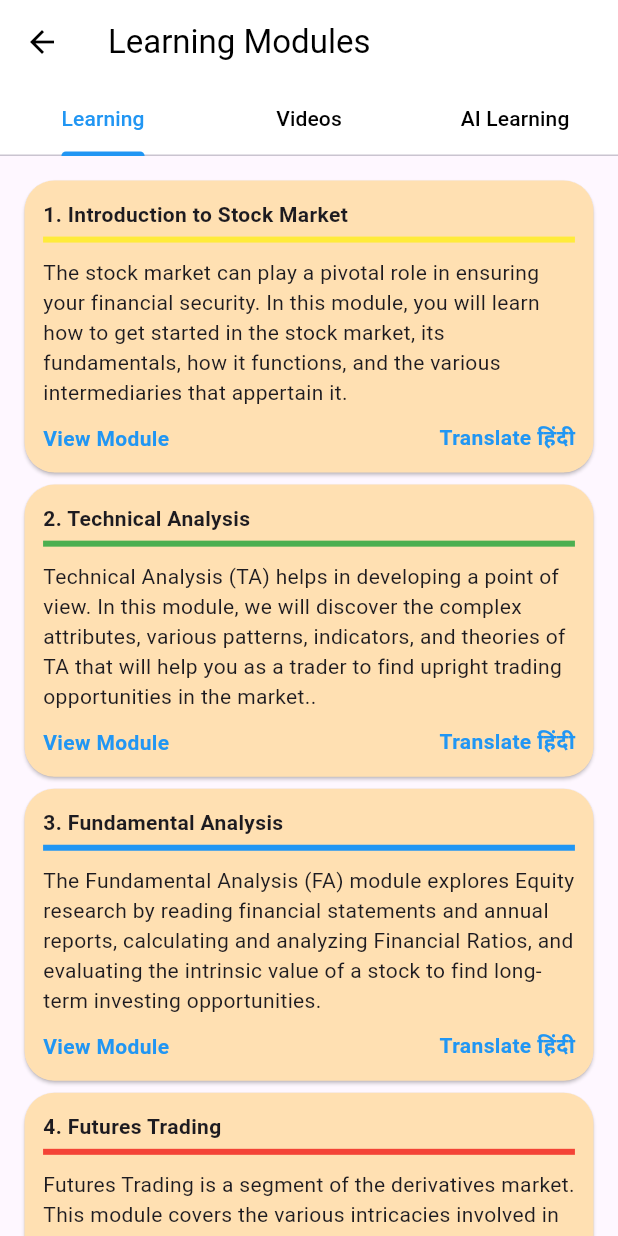
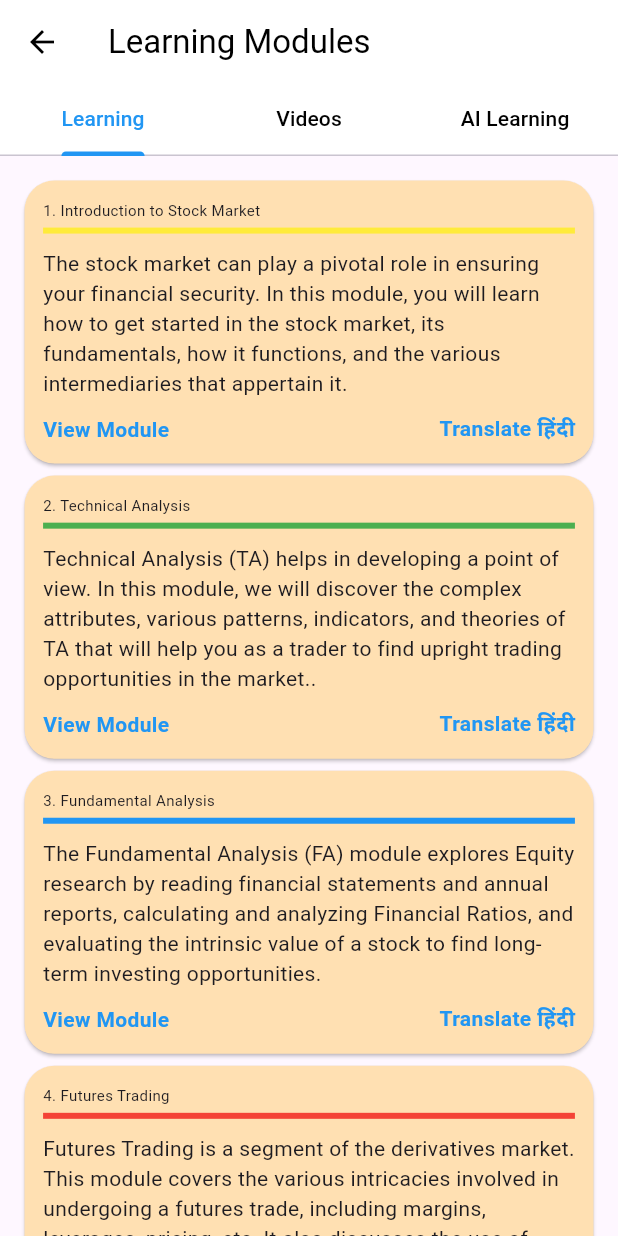
Before and after one commit to shubh865/Money-Mentor, a Flutter app: the PayScreen screen opened directly, on a phone screen of 412 x 824 dp. Run offline on Flutter 3.47's test engine with Material 3 defaults, Android fonts, the phone set to English and light mode, and no system bars; our stand-ins replace fl_chart, flutter_svg, go_router, google_fonts; missing offline and left inert: size_config.

```diff
--- a/app/lib/pages/EducateScreen.dart
+++ b/app/lib/pages/EducateScreen.dart
@@ -1,5 +1,6 @@
 import 'package:bob_hacks/constants/sizeconfig.dart';
 import 'package:bob_hacks/models/findata.dart';
+import 'package:bob_hacks/utils/ui_utils/text/typography.dart';
 import 'package:flutter/material.dart';
 
 class PayScreen extends StatelessWidget {
@@ -51,7 +52,7 @@ class PayScreen extends StatelessWidget {
               children: [
                 Text(
                   "${index + 1}. ${Modules.modules[index].title}",
-                  style: TextStyle(fontWeight: FontWeight.bold),
+                  style: Typo.labelSmall,
                 ),
                 Container(
                   margin: EdgeInsets.only(top: 5, bottom: 10),
```
Also changed, not shown: 9 other files.
